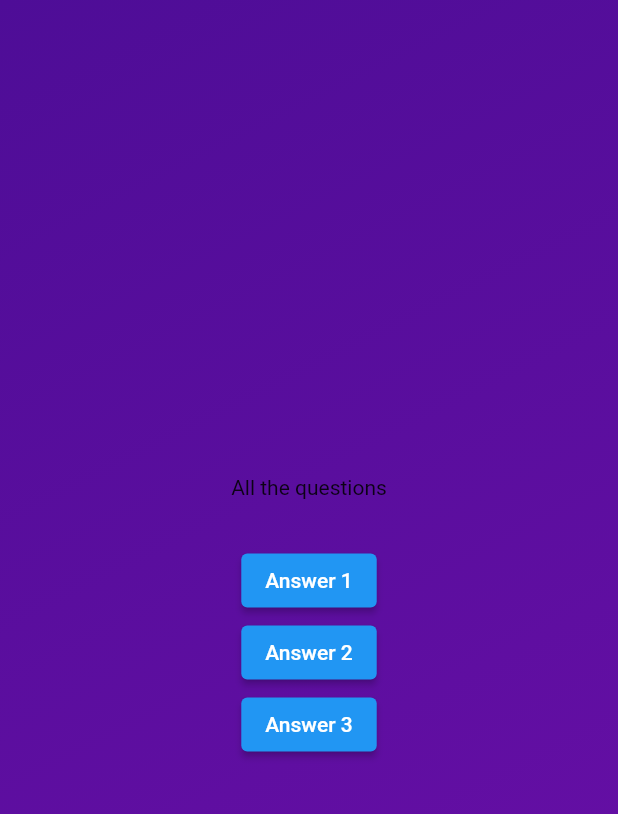
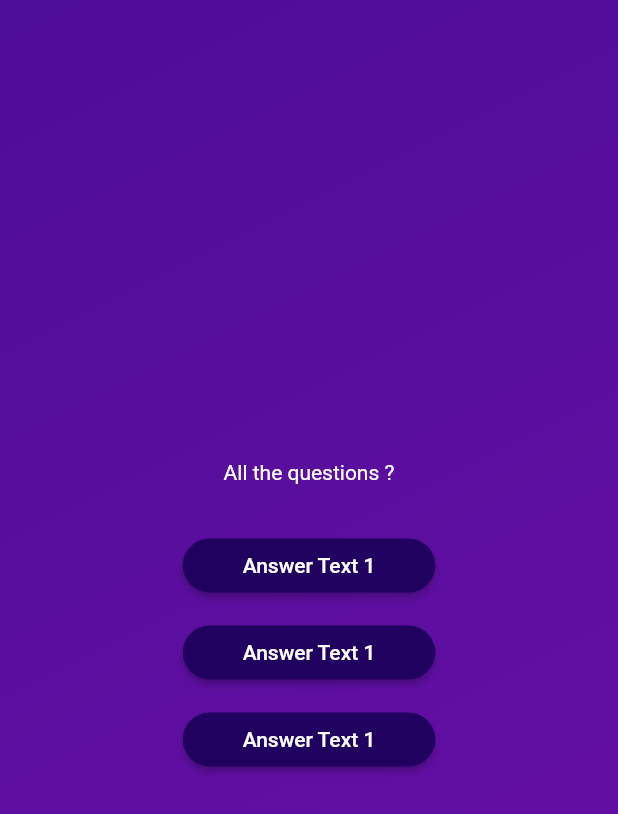
Before and after one commit to AnojAryal/Flutter-Learning, a Flutter app: the screen it shows after launch, after a tap on "Start Quiz", on a phone screen of 412 x 824 dp. Shown: the top 814 px of the screen. Run offline on Flutter 3.47's test engine with Material 2 defaults, Android fonts, the phone set to English and light mode, and no system bars.

Commit message:
Creating a reusable, custom styled button

```diff
--- /dev/null
+++ b/test_project/lib/answer_button.dart
@@ -0,0 +1,27 @@
+import 'package:flutter/material.dart';
+
+class AnswerButtons extends StatelessWidget {
+  const AnswerButtons(
+      {super.key, required this.answerText, required this.onTap});
+
+  final String answerText;
+  final void Function() onTap;
+
+  @override
+  Widget build(BuildContext context) {
+    return ElevatedButton(
+      onPressed: onTap,
+      style: ElevatedButton.styleFrom(
+          padding: const EdgeInsets.symmetric(
+            vertical: 10,
+            horizontal: 40,
+          ),
+          backgroundColor: const Color.fromARGB(255, 33, 1, 95),
+          foregroundColor: Colors.white,
+          shape: RoundedRectangleBorder(
+            borderRadius: BorderRadius.circular(40),
+          )),
+      child: Text(answerText),
+    );
+  }
+}
--- a/test_project/lib/models/quiz_questions.dart
+++ b/test_project/lib/models/quiz_questions.dart
@@ -0,0 +1,7 @@
+
+class QuizQuestions {
+  const QuizQuestions(this.text , this.answers);
+
+  final String text;
+  final List<String> answers;
+}
--- a/test_project/lib/questions_screen.dart
+++ b/test_project/lib/questions_screen.dart
@@ -1,4 +1,5 @@
 import 'package:flutter/material.dart';
+import 'package:test_project/answer_button.dart';
 
 class QuestionScreen extends StatefulWidget {
   const QuestionScreen({super.key});
@@ -17,22 +18,18 @@ class _QuestionScreenState extends State<QuestionScreen> {
       child: Column(
         mainAxisAlignment: MainAxisAlignment.center,
         children: [
-          const Text('All the questions'),
+          const Text(
+            'All the questions ?',
+            style: TextStyle(color: Colors.white),
+          ),
           const SizedBox(
             height: 30,
           ),
-          ElevatedButton(
-            onPressed: () {},
-            child: const Text('Answer 1'),
-          ),
-           ElevatedButton(
-            onPressed: () {},
-            child: const Text('Answer 2'),
-          ),
-           ElevatedButton(
-            onPressed: () {},
-            child: const Text('Answer 3'),
-          ),
+          AnswerButtons(answerText: 'Answer Text 1', onTap: () {}),
+          const SizedBox(height:10),
+          AnswerButtons(answerText: 'Answer Text 1', onTap: () {}),
+          const SizedBox(height:10),
+          AnswerButtons(answerText: 'Answer Text 1', onTap: () {}),
         ],
       ),
     );
```
